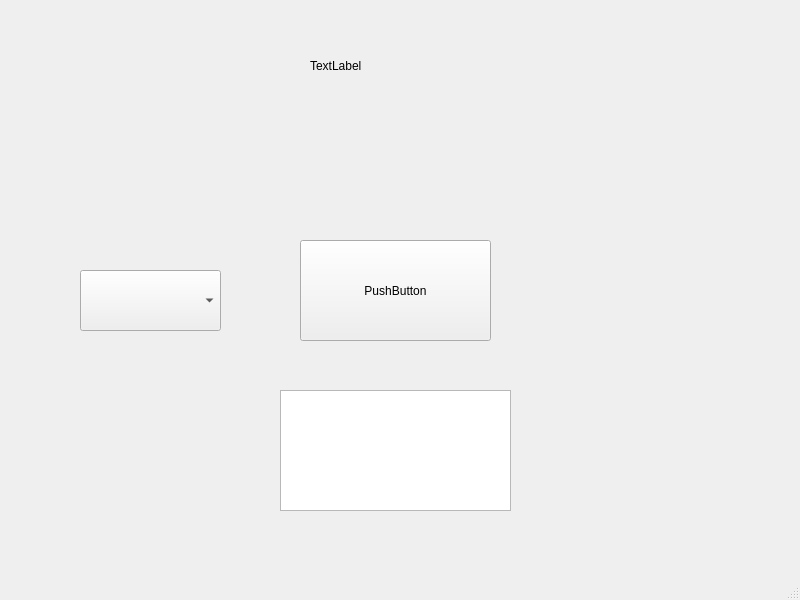
First picture: the form in sem_3/lab_1/src/gui/MainWindow.ui, repository Flexie228/mephi_labs, before the edit.
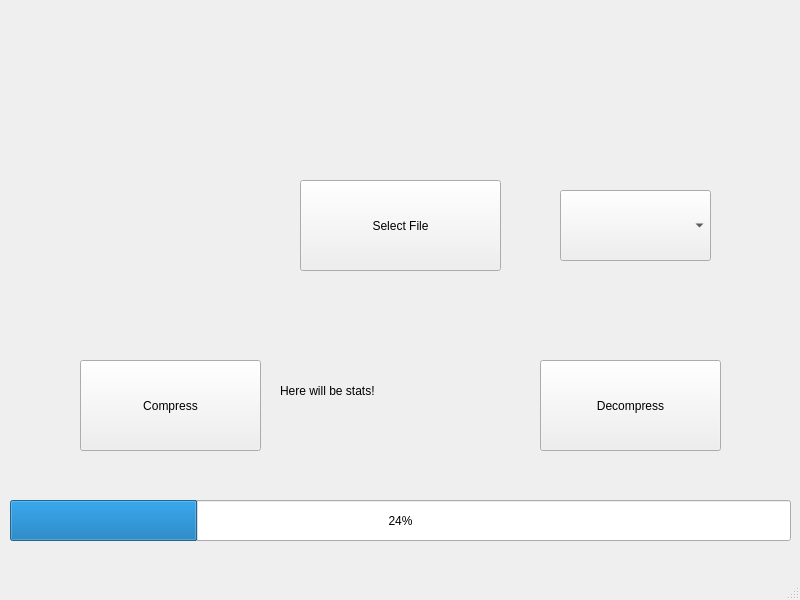
Second picture: the form after the edit.

```diff
--- a/sem_3/lab_1/src/gui/MainWindow.ui
+++ b/sem_3/lab_1/src/gui/MainWindow.ui
@@ -13,52 +13,97 @@
   <property name="windowTitle">
    <string>MainWindow</string>
   </property>
+  <property name="autoFillBackground">
+   <bool>false</bool>
+  </property>
   <widget class="QWidget" name="centralwidget">
-   <widget class="QPushButton" name="pushButton">
+   <widget class="QComboBox" name="algorithmComboBox">
     <property name="geometry">
      <rect>
-      <x>300</x>
-      <y>240</y>
-      <width>191</width>
-      <height>101</height>
-     </rect>
-    </property>
-    <property name="text">
-     <string>PushButton</string>
-    </property>
-   </widget>
-   <widget class="QComboBox" name="comboBox">
-    <property name="geometry">
-     <rect>
-      <x>80</x>
-      <y>270</y>
-      <width>141</width>
-      <height>61</height>
-     </rect>
-    </property>
-   </widget>
-   <widget class="QLabel" name="label">
-    <property name="geometry">
-     <rect>
-      <x>310</x>
-      <y>30</y>
-      <width>141</width>
+      <x>560</x>
+      <y>190</y>
+      <width>151</width>
       <height>71</height>
      </rect>
     </property>
+   </widget>
+   <widget class="QLabel" name="expeptionLabel">
+    <property name="geometry">
+     <rect>
+      <x>510</x>
+      <y>0</y>
+      <width>291</width>
+      <height>51</height>
+     </rect>
+    </property>
     <property name="text">
-     <string>TextLabel</string>
+     <string/>
     </property>
    </widget>
-   <widget class="QTextEdit" name="textEdit">
+   <widget class="QPushButton" name="compressButton">
+    <property name="geometry">
+     <rect>
+      <x>80</x>
+      <y>360</y>
+      <width>181</width>
+      <height>91</height>
+     </rect>
+    </property>
+    <property name="text">
+     <string>Compress</string>
+    </property>
+   </widget>
+   <widget class="QProgressBar" name="progressBar">
+    <property name="geometry">
+     <rect>
+      <x>10</x>
+      <y>500</y>
+      <width>781</width>
+      <height>41</height>
+     </rect>
+    </property>
+    <property name="value">
+     <number>24</number>
+    </property>
+   </widget>
+   <widget class="QPushButton" name="selectFileButton">
+    <property name="geometry">
+     <rect>
+      <x>300</x>
+      <y>180</y>
+      <width>201</width>
+      <height>91</height>
+     </rect>
+    </property>
+    <property name="text">
+     <string>Select File</string>
+    </property>
+   </widget>
+   <widget class="QPushButton" name="decompressButton">
+    <property name="geometry">
+     <rect>
+      <x>540</x>
+      <y>360</y>
+      <width>181</width>
+      <height>91</height>
+     </rect>
+    </property>
+    <property name="text">
+     <string>Decompress</string>
+    </property>
+   </widget>
+   <widget class="QLabel" name="statsLabel">
     <property name="geometry">
      <rect>
       <x>280</x>
-      <y>390</y>
-      <width>231</width>
+      <y>330</y>
+      <width>241</width>
       <height>121</height>
      </rect>
     </property>
+    <property name="text">
+     <string>Here will be stats!</string>
+    </property>
    </widget>
   </widget>
   <widget class="QMenuBar" name="menubar">
```
